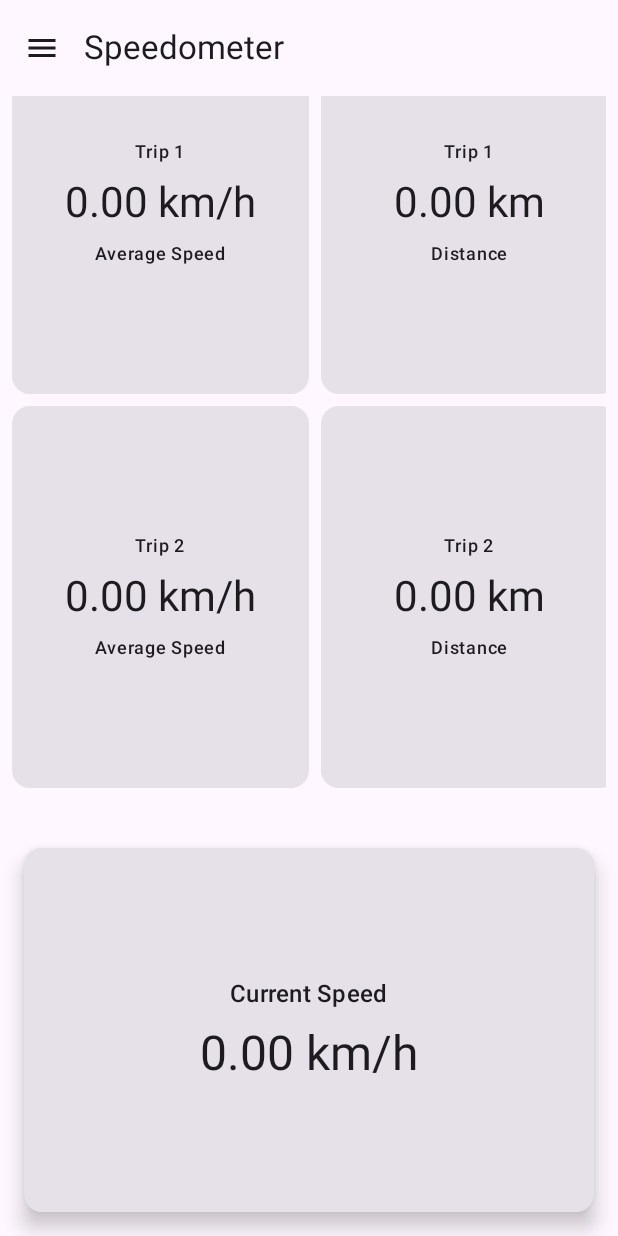
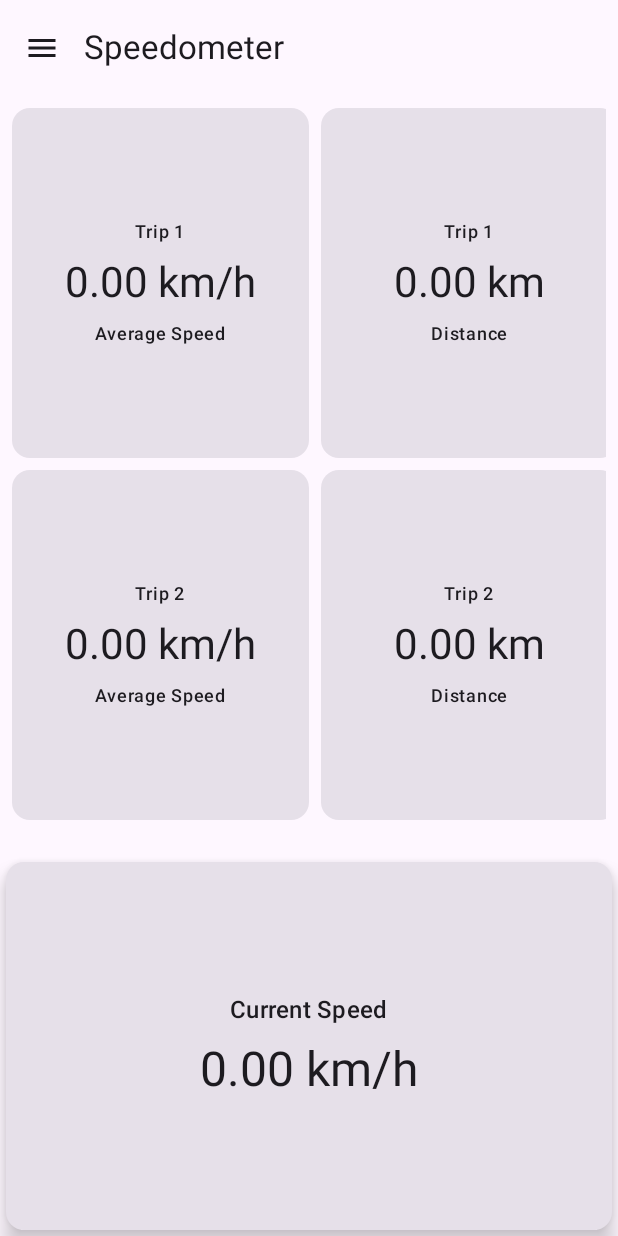
Before and after one commit to gitLRD/rally-trip-computer, an Android app built with Jetpack Compose: the screen it shows after launch (MainActivity), on a phone screen of 412 x 824 dp. Run offline under Robolectric (Android 15) with nearby library versions, the light colour scheme and no system bars.

Commit message:
Formatting and tweak layout of speedometer

```diff
--- a/app/src/main/java/com/example/gpstripcomputer/MainActivity.kt
+++ b/app/src/main/java/com/example/gpstripcomputer/MainActivity.kt
@@ -274,8 +274,11 @@ class MainActivity : ComponentActivity() {
                             }
                         )
                     },
-                    content = {
-                        Column(modifier = Modifier.fillMaxSize()) {
+                    content = { paddingValues ->
+                        Column(modifier = Modifier
+                            .fillMaxSize()
+                            .padding(paddingValues)
+                        ) {
                             InfoGrid(
                                 speed = speed,
                                 trips = trips,
@@ -289,7 +292,7 @@ class MainActivity : ComponentActivity() {
                                 modifier = Modifier
                                     .fillMaxWidth()
                                     .weight(0.5f)
-                                    .padding(16.dp)
+                                    .padding(4.dp)
                             )
                         }
                     }
@@ -391,7 +394,7 @@ class MainActivity : ComponentActivity() {
                     )
                 }
             }
-            }
+        }
     }
 
 
@@ -408,11 +411,6 @@ class MainActivity : ComponentActivity() {
             "imperial" -> SpeedUnit.MILES_PER_HOUR
             else -> SpeedUnit.KILOMETERS_PER_HOUR // Default to metric
         }
-
-        /*val distanceUnit = if (getUnitPreference() == "metric") DistanceUnit.KILOMETERS else DistanceUnit.MILES
-        val fromDistanceUnit = if (getUnitPreference() == "metric") SpeedUnit.KILOMETERS_PER_HOUR else SpeedUnit.MILES_PER_HOUR
-        val toDistanceUnit = if (getUnitPreference() == "metric") SpeedUnit.KILOMETERS_PER_HOUR else SpeedUnit.MILES_PER_HOUR
-        val convertedDistance = convertDistance(speed, DistanceUnit.KILOMETERS, DistanceUnit.MILES)*/
 
         Card(
             modifier = modifier,
```
